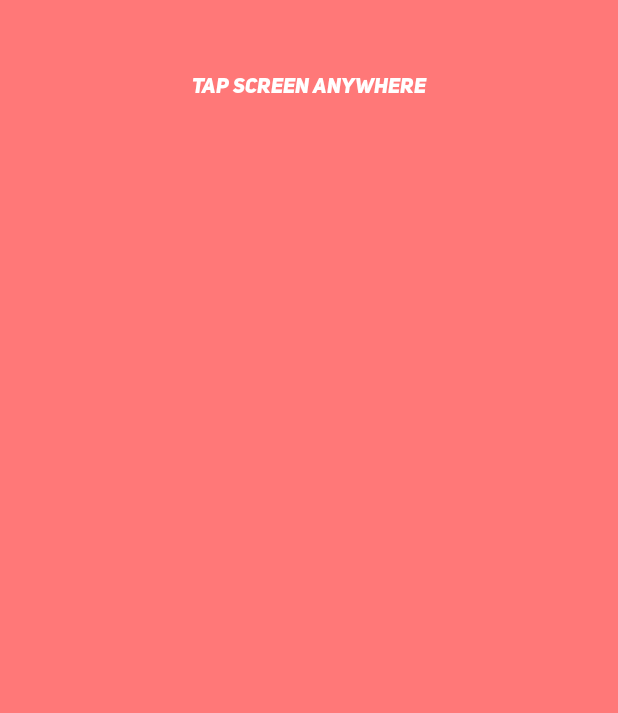
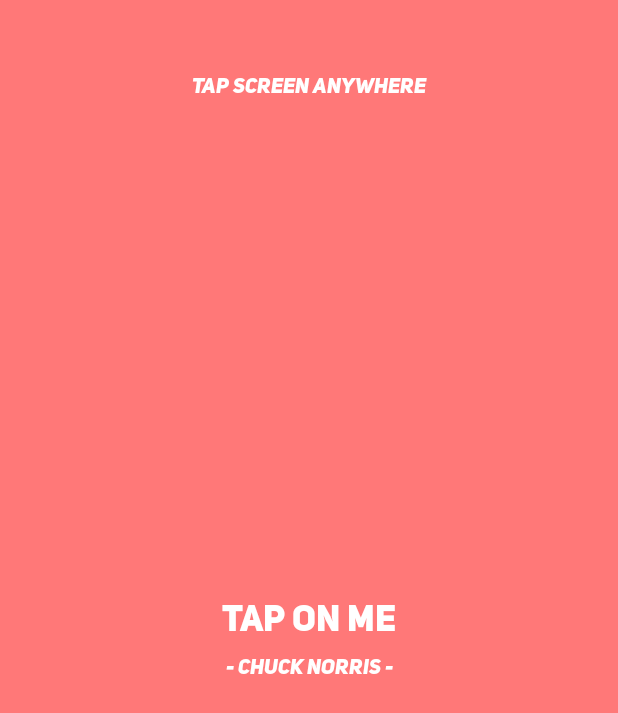
Before and after one commit to pepivsky/ChuckNorrisPhrasesMVVMExample, an Android app: the layout activity_main.xml on its own in the app's theme, with its tools: preview values and no code run, on a phone screen of 412 x 824 dp. Shown: the top 713 px of the screen. Run offline under Robolectric (Android 15) with nearby library versions, the phone set to English and light mode, and no system bars.

Commit message:
Feat: show message when ap is opened by 1st time

```diff
--- a/app/src/main/res/layout/activity_main.xml
+++ b/app/src/main/res/layout/activity_main.xml
@@ -37,7 +37,7 @@
             android:id="@+id/tvPhrase"
             android:layout_width="wrap_content"
             android:layout_height="wrap_content"
-            android:text="Hello World!"
+            android:text="Tap on me"
             android:textColor="@color/white"
             android:textSize="24sp"
             android:fontFamily="@font/heavy"
@@ -74,7 +74,7 @@
             android:id="@+id/group_with_internet"
             android:layout_width="wrap_content"
             android:layout_height="wrap_content"
-            android:visibility="gone"
+            android:visibility="visible"
             app:constraint_referenced_ids="tvPhrase,tvChuckNorrisName"
             app:layout_constraintBottom_toBottomOf="parent"
             app:layout_constraintEnd_toEndOf="parent"
```
